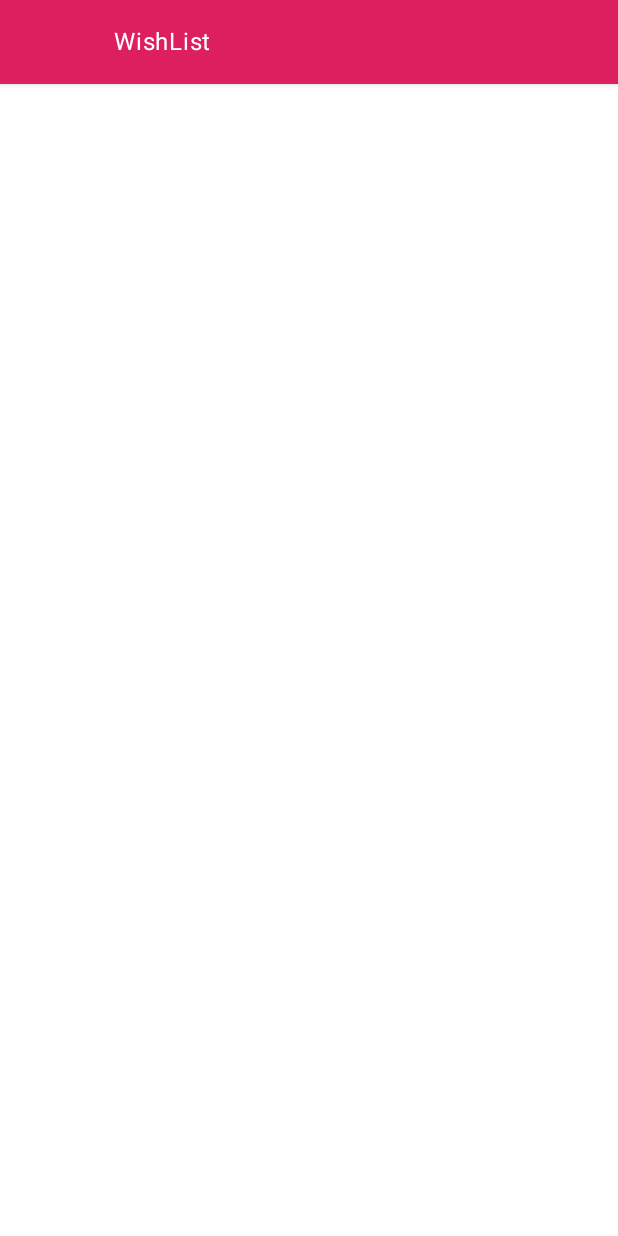
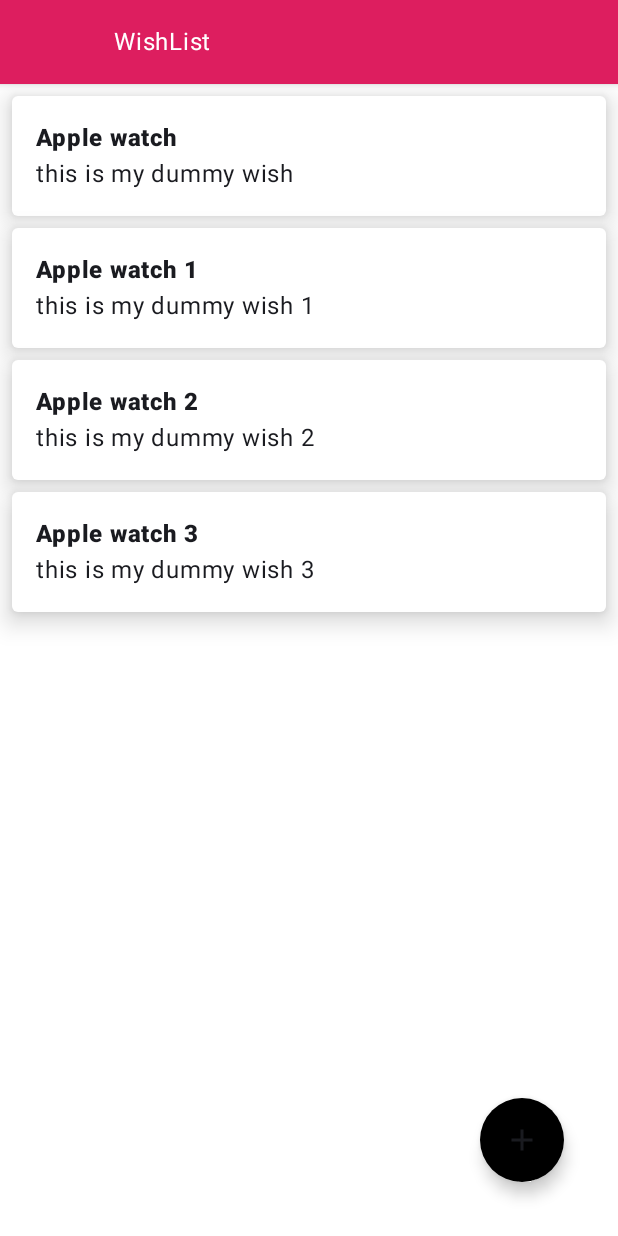
Before and after one commit to roggann/WishListRoomApplication, an Android app built with Jetpack Compose: the screen it shows after launch (MainActivity), on a phone screen of 412 x 824 dp. Run offline under Robolectric (Android 15) with nearby library versions, the phone set to English and light mode, and no system bars.

Commit message:
Adding FAB and wish item and data class and displaying dummy data

```diff
--- a/app/src/main/java/com/example/wishlistroomapplication/HomeView.kt
+++ b/app/src/main/java/com/example/wishlistroomapplication/HomeView.kt
@@ -1,24 +1,76 @@
 package com.example.wishlistroomapplication
 
+import androidx.compose.foundation.clickable
+import androidx.compose.foundation.layout.Column
 import androidx.compose.foundation.layout.fillMaxSize
+import androidx.compose.foundation.layout.fillMaxWidth
 import androidx.compose.foundation.layout.padding
 import androidx.compose.foundation.lazy.LazyColumn
+import androidx.compose.foundation.lazy.items
+import androidx.compose.material.FloatingActionButton
 import androidx.compose.material.Scaffold
+import androidx.compose.material.icons.Icons
+import androidx.compose.material.icons.filled.Add
+import androidx.compose.material3.Card
+import androidx.compose.material3.Icon
+import androidx.compose.material3.Text
 import androidx.compose.runtime.Composable
 import androidx.compose.ui.Modifier
+import androidx.compose.ui.graphics.Color
 import androidx.compose.ui.platform.LocalContext
+import androidx.compose.ui.text.font.FontWeight
+import androidx.compose.ui.unit.dp
+import com.example.wishlistroomapplication.data.DummyWish
+import com.example.wishlistroomapplication.data.Wish
 
 @Composable
 fun HomeView() {
     val context = LocalContext.current
     Scaffold(
-        topBar = { AppBarView(title = "WishList",{
+        topBar = {
+            AppBarView(title = "WishList", {
 
-        }) }) {
-        LazyColumn(modifier = Modifier
-            .fillMaxSize()
-            .padding(it)) {
+            })
+        },
+        floatingActionButton = {
+            FloatingActionButton(
+                modifier = Modifier.padding(all = 20.dp),
+                contentColor = Color.White,
+                backgroundColor = Color.Black,
+                onClick = {}) {
+                Icon(imageVector = Icons.Default.Add, contentDescription = null)
+            }
+        }
+    ) {
+        LazyColumn(
+            modifier = Modifier
+                .fillMaxSize()
+                .padding(it)
+        ) {
+            items(DummyWish.wishList) { wish ->
+                WishItem(wish = wish) {
 
+                }
+            }
         }
     }
 }
+
+@Composable
+fun WishItem(wish: Wish, onClick: () -> Unit) {
+    androidx.compose.material.Card(
+        modifier = Modifier
+            .fillMaxWidth()
+            .padding(top = 8.dp, start = 8.dp, end = 8.dp)
+            .clickable {
+                onClick()
+            },
+        elevation = 10.dp,
+        backgroundColor = Color.White,
+    ) {
+        Column(modifier = Modifier.padding(16.dp)) {
+            Text(text = wish.title, fontWeight = FontWeight.ExtraBold)
+            Text(text = wish.description)
+        }
+    }
+}
--- /dev/null
+++ b/app/src/main/java/com/example/wishlistroomapplication/data/Wish.kt
@@ -0,0 +1,16 @@
+package com.example.wishlistroomapplication.data
+
+data class Wish(
+    val id: Long = 0L,
+    val title: String = "",
+    val description: String = "",
+)
+
+object DummyWish{
+    val wishList = listOf(
+        Wish(title = "Apple watch", description = "this is my dummy wish"),
+        Wish(title = "Apple watch 1", description = "this is my dummy wish 1"),
+        Wish(title = "Apple watch 2", description = "this is my dummy wish 2"),
+        Wish(title = "Apple watch 3", description = "this is my dummy wish 3"),
+    )
+}
```
